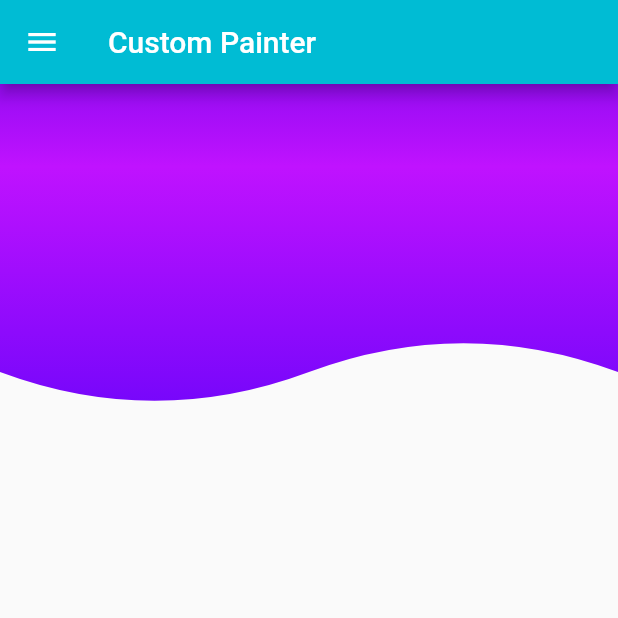
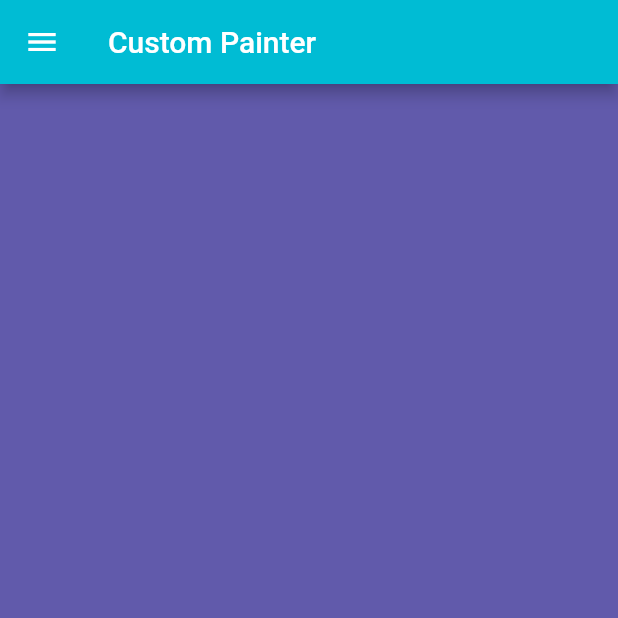
Before and after one commit to HectorPalacio/HeaderExamples, a Flutter app: the screen it shows after launch, on a phone screen of 412 x 824 dp, the top half of it. Run offline on Flutter 3.47's test engine with Material 2 defaults, Android fonts, the phone set to English and light mode, and no system bars; drawn by our look-alikes of hidden_drawer_menu; our stand-ins replace animate_do, flutter_svg, font_awesome_flutter.

```diff
--- a/lib/src/pages/headers_page.dart
+++ b/lib/src/pages/headers_page.dart
@@ -5,7 +5,19 @@ class HeadersPage extends StatelessWidget {
   @override
   Widget build(BuildContext context) {
     return Scaffold(
-      body: HeaderWaveGradient(),
+      body: PageView(
+        physics: BouncingScrollPhysics(),
+        children: [
+          HeaderCuadrado(),
+          HeaderBordesRedondeados(),
+          HeaderDiagonal(),
+          HeaderTriangular(),
+          HeaderPico(),
+          HeaderCurvo(),
+          HeaderWave(),
+          HeaderWaveGradient(),
+        ],
+      ),
     );
   }
 }
```
